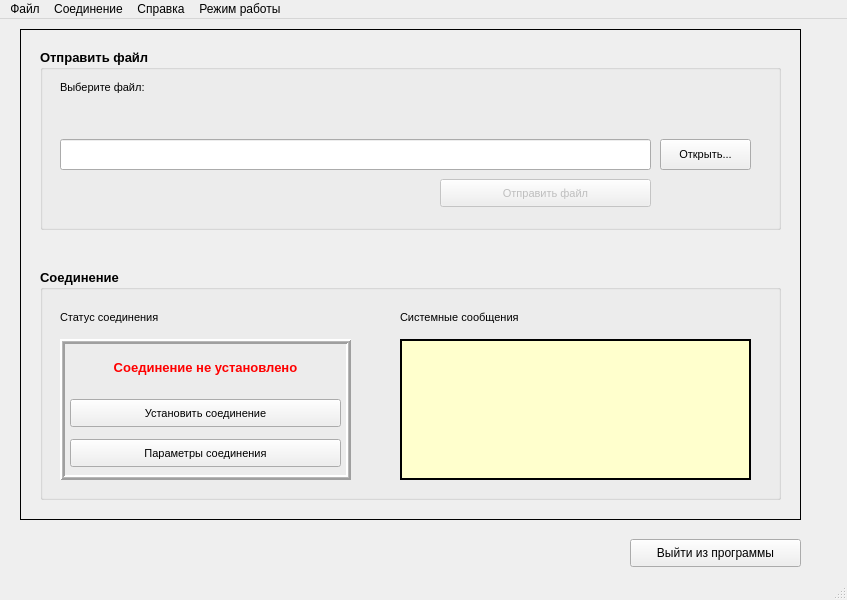
Above: first/mainwindow.ui from slmir/test before the change. Below: the same form after it.
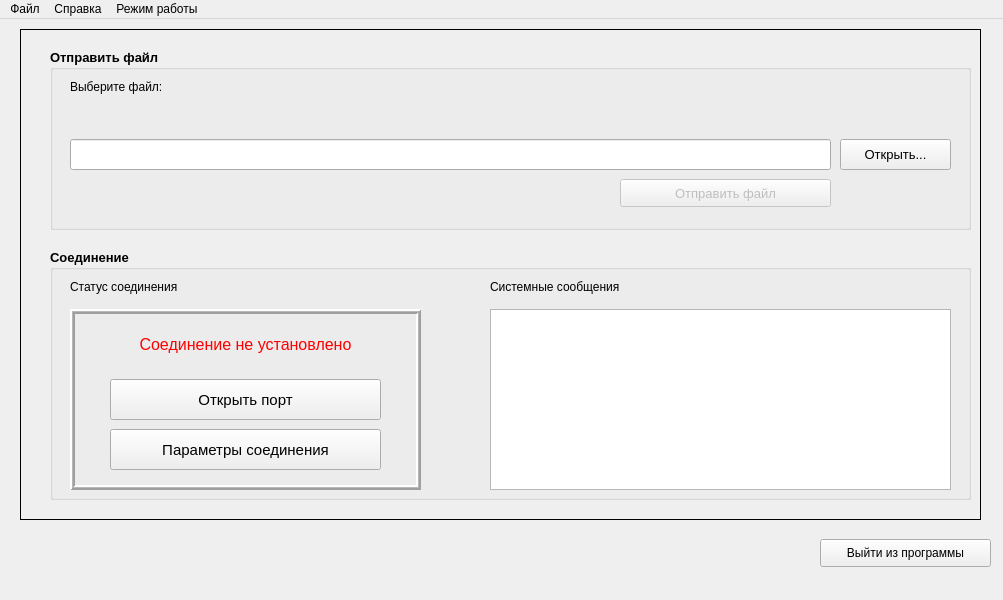
That is the form after the change.

```diff
--- a/first/mainwindow.ui
+++ b/first/mainwindow.ui
@@ -6,7 +6,7 @@
    <rect>
     <x>0</x>
     <y>0</y>
-    <width>847</width>
+    <width>1003</width>
     <height>600</height>
    </rect>
   </property>
@@ -19,7 +19,7 @@
      <rect>
       <x>20</x>
       <y>10</y>
-      <width>781</width>
+      <width>961</width>
       <height>491</height>
      </rect>
     </property>
@@ -38,10 +38,10 @@
     <widget class="QGroupBox" name="Connect_groupBox">
      <property name="geometry">
       <rect>
-       <x>20</x>
-       <y>240</y>
-       <width>741</width>
-       <height>231</height>
+       <x>30</x>
+       <y>220</y>
+       <width>921</width>
+       <height>251</height>
       </rect>
      </property>
      <property name="font">
@@ -61,9 +61,9 @@
       <property name="geometry">
        <rect>
         <x>20</x>
-        <y>70</y>
-        <width>291</width>
-        <height>141</height>
+        <y>60</y>
+        <width>351</width>
+        <height>181</height>
        </rect>
       </property>
       <property name="frameShape">
@@ -81,12 +81,19 @@
       <widget class="QLabel" name="Connection_status_label">
        <property name="geometry">
         <rect>
-         <x>20</x>
+         <x>40</x>
          <y>20</y>
-         <width>251</width>
-         <height>16</height>
+         <width>271</width>
+         <height>31</height>
         </rect>
        </property>
+       <property name="font">
+        <font>
+         <pointsize>12</pointsize>
+         <weight>50</weight>
+         <bold>false</bold>
+        </font>
+       </property>
        <property name="styleSheet">
         <string notr="true">color: rgb(255, 0, 0);</string>
        </property>
@@ -103,35 +110,35 @@
        </property>
        <property name="geometry">
         <rect>
-         <x>10</x>
-         <y>60</y>
+         <x>40</x>
+         <y>70</y>
          <width>271</width>
-         <height>28</height>
+         <height>41</height>
         </rect>
        </property>
        <property name="font">
         <font>
-         <pointsize>8</pointsize>
+         <pointsize>11</pointsize>
          <weight>50</weight>
          <bold>false</bold>
         </font>
        </property>
        <property name="text">
-        <string>Установить соединение</string>
+        <string>Открыть порт</string>
        </property>
       </widget>
       <widget class="QPushButton" name="Parameters_connect_button">
        <property name="geometry">
         <rect>
-         <x>10</x>
-         <y>100</y>
+         <x>40</x>
+         <y>120</y>
          <width>271</width>
-         <height>28</height>
+         <height>41</height>
         </rect>
        </property>
        <property name="font">
         <font>
-         <pointsize>8</pointsize>
+         <pointsize>11</pointsize>
          <weight>50</weight>
          <bold>false</bold>
         </font>
@@ -145,14 +152,14 @@
       <property name="geometry">
        <rect>
         <x>20</x>
-        <y>40</y>
+        <y>30</y>
         <width>141</width>
         <height>16</height>
        </rect>
       </property>
       <property name="font">
        <font>
-        <pointsize>8</pointsize>
+        <pointsize>9</pointsize>
         <weight>50</weight>
         <bold>false</bold>
        </font>
@@ -161,43 +168,18 @@
        <string>Статус соединения</string>
       </property>
      </widget>
-     <widget class="QFrame" name="frame_4">
-      <property name="geometry">
-       <rect>
-        <x>360</x>
-        <y>70</y>
-        <width>351</width>
-        <height>141</height>
-       </rect>
-      </property>
-      <property name="styleSheet">
-       <string notr="true">background-color: rgb(255, 255, 205);</string>
-      </property>
-      <property name="frameShape">
-       <enum>QFrame::Box</enum>
-      </property>
-      <property name="frameShadow">
-       <enum>QFrame::Plain</enum>
-      </property>
-      <property name="lineWidth">
-       <number>2</number>
-      </property>
-      <property name="midLineWidth">
-       <number>1</number>
-      </property>
-     </widget>
      <widget class="QLabel" name="System_message_label">
       <property name="geometry">
        <rect>
-        <x>360</x>
-        <y>40</y>
+        <x>440</x>
+        <y>30</y>
         <width>171</width>
         <height>16</height>
        </rect>
       </property>
       <property name="font">
        <font>
-        <pointsize>8</pointsize>
+        <pointsize>9</pointsize>
         <weight>50</weight>
         <bold>false</bold>
        </font>
@@ -206,13 +188,30 @@
        <string>Системные сообщения</string>
       </property>
      </widget>
+     <widget class="QTableWidget" name="System_messages_tableWidget">
+      <property name="geometry">
+       <rect>
+        <x>440</x>
+        <y>60</y>
+        <width>461</width>
+        <height>181</height>
+       </rect>
+      </property>
+      <property name="font">
+       <font>
+        <pointsize>9</pointsize>
+        <weight>50</weight>
+        <bold>false</bold>
+       </font>
+      </property>
+     </widget>
     </widget>
     <widget class="QGroupBox" name="Send_file_gropubox">
      <property name="geometry">
       <rect>
-       <x>20</x>
+       <x>30</x>
        <y>20</y>
-       <width>741</width>
+       <width>921</width>
        <height>181</height>
       </rect>
      </property>
@@ -235,7 +234,7 @@
       </property>
       <property name="geometry">
        <rect>
-        <x>400</x>
+        <x>570</x>
         <y>130</y>
         <width>211</width>
         <height>28</height>
@@ -243,7 +242,7 @@
       </property>
       <property name="font">
        <font>
-        <pointsize>8</pointsize>
+        <pointsize>10</pointsize>
         <weight>50</weight>
         <bold>false</bold>
        </font>
@@ -260,7 +259,7 @@
        <rect>
         <x>20</x>
         <y>90</y>
-        <width>591</width>
+        <width>761</width>
         <height>31</height>
        </rect>
       </property>
@@ -282,7 +281,7 @@
       </property>
       <property name="font">
        <font>
-        <pointsize>8</pointsize>
+        <pointsize>9</pointsize>
         <weight>50</weight>
         <bold>false</bold>
        </font>
@@ -294,15 +293,15 @@
      <widget class="QPushButton" name="Open_file_button">
       <property name="geometry">
        <rect>
-        <x>620</x>
+        <x>790</x>
         <y>90</y>
-        <width>91</width>
+        <width>111</width>
         <height>31</height>
        </rect>
       </property>
       <property name="font">
        <font>
-        <pointsize>8</pointsize>
+        <pointsize>10</pointsize>
         <weight>50</weight>
         <bold>false</bold>
        </font>
@@ -316,7 +315,7 @@
    <widget class="QPushButton" name="pushButton">
     <property name="geometry">
      <rect>
-      <x>630</x>
+      <x>820</x>
       <y>520</y>
       <width>171</width>
       <height>28</height>
@@ -332,8 +331,8 @@
     <rect>
      <x>0</x>
      <y>0</y>
-     <width>847</width>
-     <height>20</height>
+     <width>1003</width>
+     <height>26</height>
     </rect>
    </property>
    <widget class="QMenu" name="To_file_menu">
@@ -342,12 +341,6 @@
     </property>
     <addaction name="action"/>
    </widget>
-   <widget class="QMenu" name="To_connect_menu">
-    <property name="title">
-     <string>Соединение</string>
-    </property>
-    <addaction name="action_5"/>
-   </widget>
    <widget class="QMenu" name="menu_3">
     <property name="title">
      <string>Справка</string>
@@ -362,11 +355,9 @@
     <addaction name="action_4"/>
    </widget>
    <addaction name="To_file_menu"/>
-   <addaction name="To_connect_menu"/>
    <addaction name="menu_3"/>
    <addaction name="menu"/>
   </widget>
-  <widget class="QStatusBar" name="statusbar"/>
   <action name="about_menu">
    <property name="text">
     <string>О программе...</string>
```
